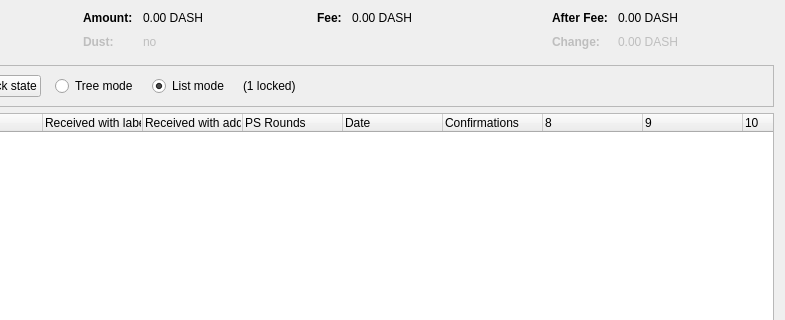
The window that src/qt/forms/coincontroldialog.ui (BCashTeam/bcashtestnet) describes before a commit, drawn with Qt 5; both pictures show x 169 to 954 and y 0 to 320 of the 954 by 500 pixel window.
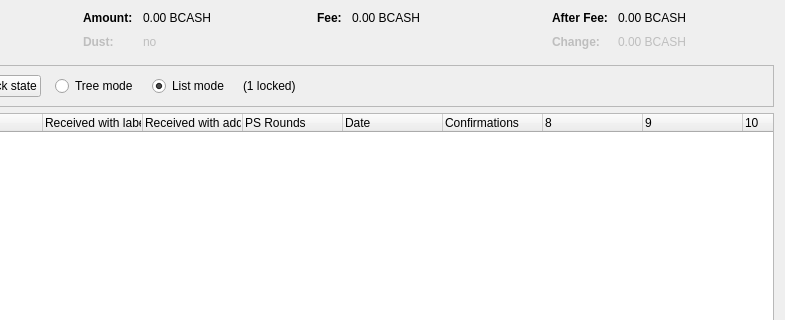
The same window after the commit. Custom widgets are drawn as their Qt base class.

Diff of the .ui file:
```diff
--- a/src/qt/forms/coincontroldialog.ui
+++ b/src/qt/forms/coincontroldialog.ui
@@ -132,7 +132,7 @@
           <enum>Qt::ActionsContextMenu</enum>
          </property>
          <property name="text">
-          <string notr="true">0.00 DASH</string>
+          <string notr="true">0.00 BCASH</string>
          </property>
          <property name="textInteractionFlags">
           <set>Qt::LinksAccessibleByMouse|Qt::TextSelectableByKeyboard|Qt::TextSelectableByMouse</set>
@@ -212,7 +212,7 @@
           <enum>Qt::ActionsContextMenu</enum>
          </property>
          <property name="text">
-          <string notr="true">0.00 DASH</string>
+          <string notr="true">0.00 BCASH</string>
          </property>
          <property name="textInteractionFlags">
           <set>Qt::LinksAccessibleByMouse|Qt::TextSelectableByKeyboard|Qt::TextSelectableByMouse</set>
@@ -257,7 +257,7 @@
           <enum>Qt::ActionsContextMenu</enum>
          </property>
          <property name="text">
-          <string notr="true">0.00 DASH</string>
+          <string notr="true">0.00 BCASH</string>
          </property>
          <property name="textInteractionFlags">
           <set>Qt::LinksAccessibleByMouse|Qt::TextSelectableByKeyboard|Qt::TextSelectableByMouse</set>
@@ -292,7 +292,7 @@
           <enum>Qt::ActionsContextMenu</enum>
          </property>
          <property name="text">
-          <string notr="true">0.00 DASH</string>
+          <string notr="true">0.00 BCASH</string>
          </property>
          <property name="textInteractionFlags">
           <set>Qt::LinksAccessibleByMouse|Qt::TextSelectableByKeyboard|Qt::TextSelectableByMouse</set>
```
